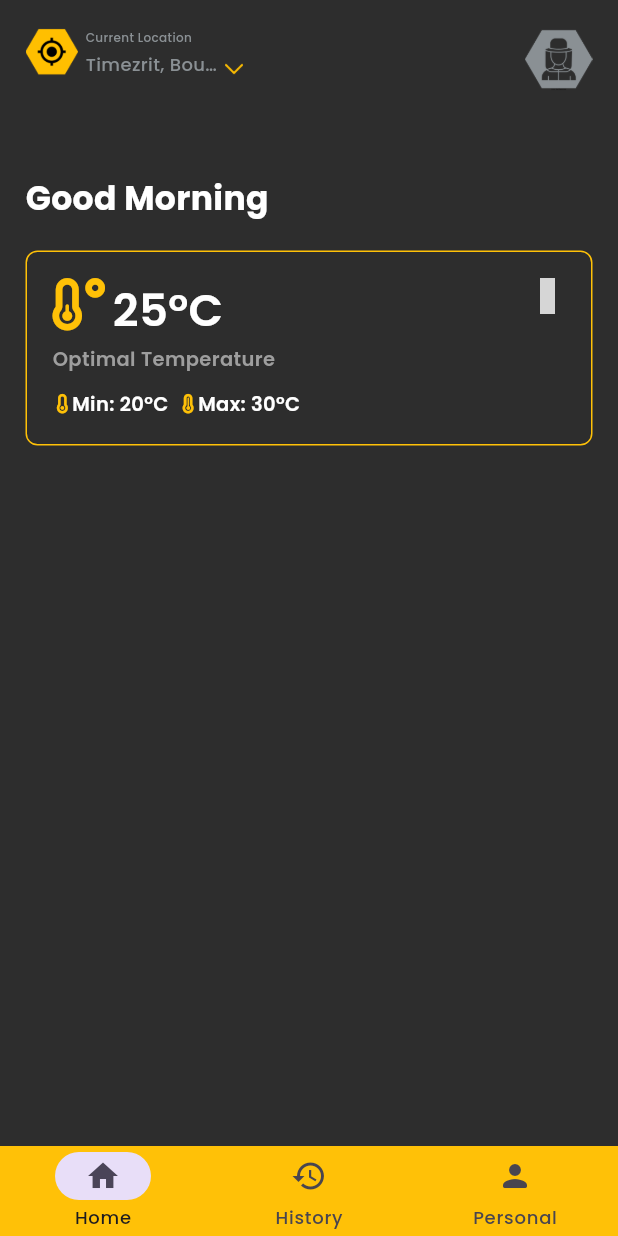
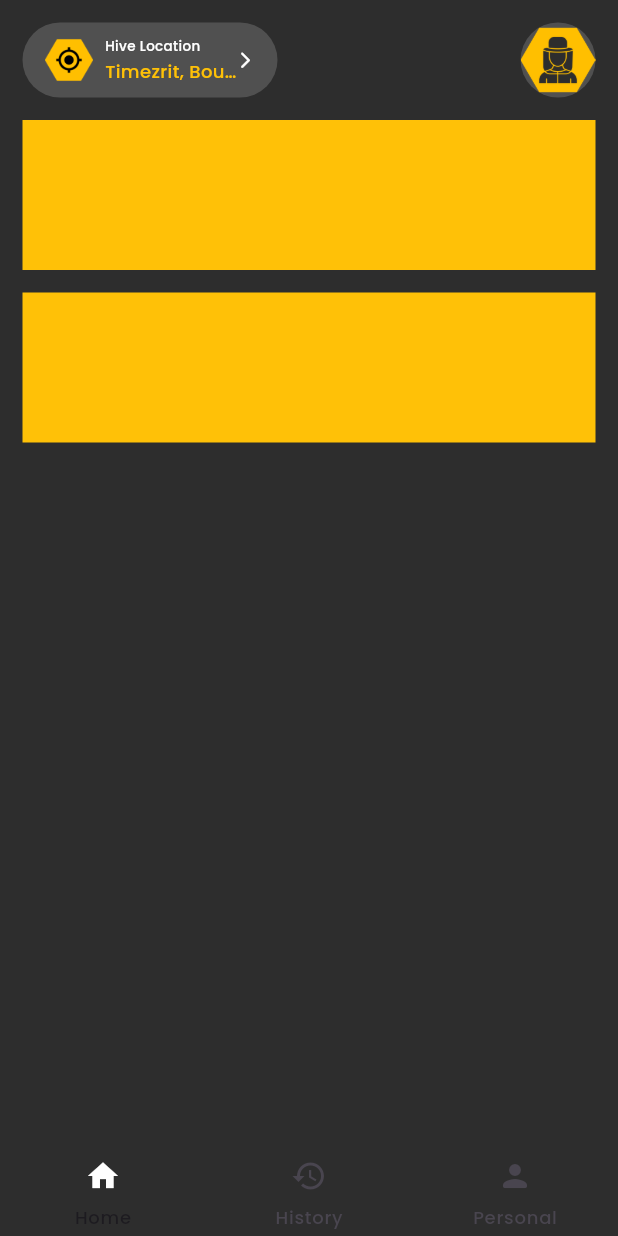
Before and after one commit to anisbfd/Smart-BeeHive-Application, a Flutter app: the NavigationMenu screen opened directly, on a phone screen of 412 x 824 dp. Run offline on Flutter 3.47's test engine with Material 3 defaults, Android fonts, the phone set to English and light mode, and no system bars; our stand-ins replace font_awesome_flutter, get, material_design_icons_flutter; grey boxes are pictures that could not be loaded.

Commit message:
hello world

```diff
--- a/lib/Tools/NavigationBar.dart
+++ b/lib/Tools/NavigationBar.dart
@@ -15,17 +15,25 @@ class NavigationMenu extends StatelessWidget {
       backgroundColor: Colors.white,
       bottomNavigationBar: Obx(
         () => NavigationBar(
-          backgroundColor: Colors.amber,
+          indicatorShape: CircleBorder(),
+          backgroundColor: Color.fromARGB(255, 45, 45, 45),
           height: 60,
           selectedIndex: controller.selectedIndex.value,
           onDestinationSelected: (index) {
             controller.selectedIndex.value = index;
           },
           elevation: 0,
-          indicatorColor: null,
+          indicatorColor: Colors.transparent,
           destinations: [
             NavigationDestination(
-              icon: Icon(Icons.home),
+              selectedIcon: Icon(
+                Icons.home,
+                color: Colors.white,
+              ),
+              icon: Icon(
+                Icons.home,
+                color: Color.fromARGB(255, 120, 120, 120),
+              ),
               label: 'Home',
             ),
             NavigationDestination(
--- a/lib/pages/HomePage.dart
+++ b/lib/pages/HomePage.dart
@@ -2,7 +2,7 @@ import 'package:flutter/material.dart';
 import 'package:font_awesome_flutter/font_awesome_flutter.dart';
 import 'package:material_design_icons_flutter/material_design_icons_flutter.dart';
 
-final String location = 'Timezrit, Boumerdes';
+final String location = 'Timezrit, Boum ...';
 
 class HomePage extends StatelessWidget {
   const HomePage({super.key});
@@ -12,196 +12,112 @@ class HomePage extends StatelessWidget {
     return SafeArea(
       child: Scaffold(
           backgroundColor: Color.fromARGB(255, 45, 45, 45),
-        body: Stack(
+          body: ListView(
+            padding: EdgeInsets.all(15),
             children: [
-            Positioned(
-              top: 17,
-              left: 17,
-              child: SizedBox(
-                height: 35,
-                width: 145,
+              SizedBox(
+                height: 50,
                 child: Stack(
                   children: [
-                    Image(image: AssetImage('Assets/Icons/Location.png')),
-                    Positioned(
-                      top: 2,
-                      left: 40,
+                    Align(
+                      alignment: Alignment.centerLeft,
+                      child: Container(
+                        decoration: BoxDecoration(
+                          color: Color.fromARGB(255, 80, 80, 80),
+                          borderRadius: BorderRadius.circular(30),
+                        ),
+                        width: 170,
+                        child: Center(
                           child: SizedBox(
                             height: 32,
+                            width: 140,
+                            child: Stack(
+                              children: [
+                                Align(
+                                    alignment: Alignment.centerLeft,
+                                    child: Image.asset(
+                                      'Assets/Icons/Location.png',
+                                    )),
+                                Align(
+                                  alignment: Alignment.centerRight,
+                                  child: SizedBox(
                                     width: 100,
                                     child: Stack(
                                       children: [
                                         Align(
                                           alignment: Alignment.topLeft,
                                           child: Text(
-                                'Current Location',
+                                            'Hive Location',
                                             style: TextStyle(
-                                  fontSize: 8,
+                                              color: Colors.white,
+                                              fontSize: 9,
                                               fontWeight: FontWeight.w500,
-                                  color: Color(0xff8A9094),
                                             ),
                                           ),
                                         ),
                                         Align(
                                           alignment: Alignment.bottomLeft,
                                           child: Text(
-                                'Timezrit, Boumerdes',
+                                            overflow: TextOverflow.ellipsis,
+                                            "Timezrit, Boumerdes",
                                             style: TextStyle(
-                                  color: Color(0xff8A9094),
+                                              color: Colors.amber,
                                               fontSize: 12,
                                               fontWeight: FontWeight.w500,
                                             ),
-                                overflow: TextOverflow.ellipsis,
-                                maxLines: 1,
+                                          ),
+                                        ),
+                                        Align(
+                                          alignment: Alignment.centerRight,
+                                          child: Icon(
+                                            Icons.arrow_forward_ios_rounded,
+                                            color: Colors.white,
+                                            size: 13,
+                                          ),
+                                        )
+                                      ],
+                                    ),
                                   ),
                                 )
                               ],
                             ),
                           ),
                         ),
+                      ),
+                    ),
                     Align(
-                      alignment: Alignment.bottomRight,
-                      child: SizedBox(
-                        child: Image.asset('Assets/Icons/Drop.png'),
-                        height: 12,
-                        width: 12,
+                      alignment: Alignment.centerRight,
+                      child: Container(
+                        decoration: BoxDecoration(
+                          color: Color.fromARGB(255, 80, 80, 80),
+                          borderRadius: BorderRadius.circular(30),
+                        ),
+                        height: 50,
+                        width: 50,
+                        child: Center(
+                          child: Image.asset('Assets/Icons/ProfileFilled.png'),
+                        ),
                       ),
                     )
                   ],
                 ),
               ),
+              SizedBox(
+                height: 15,
               ),
-            Positioned(
-              top: 17,
-              right: 17,
-              child: SizedBox(
-                height: 45,
-                // width: 45,
-                child: Image.asset('Assets/Icons/ProfileFilled.png'),
+              Container(
+                color: Colors.amber,
+                height: 100,
               ),
-              // child: Container(
-              //     height: 32,
-              //     width: 32,
-              //     decoration: BoxDecoration(
-              //       borderRadius: BorderRadius.circular(100),
-              //       color: Color(0xff8A9094),
-              //     ),
-              //     child: Icon(
-              //       Icons.person_rounded,
-              //       size: 25,
-              //       color: Color.fromARGB(255, 45, 45, 45),
-              //     )),
+              SizedBox(
+                height: 15,
               ),
-            SingleChildScrollView(
-              padding: EdgeInsets.symmetric(
-                horizontal: 17,
-                vertical: 117,
+              Container(
+                color: Colors.amber,
+                height: 100,
               ),
-              child: Stack(
-                children: [
-                  Text(
-                    'Good Morning',
-                    style: TextStyle(
-                      color: Colors.white,
-                      fontSize: 22,
-                      fontWeight: FontWeight.bold,
-                    ),
-                  ),
-                  Padding(
-                    padding: EdgeInsets.only(top: 50),
-                    child: Column(
-                      children: [
-                        Container(
-                            height: 130,
-                            decoration: BoxDecoration(
-                                borderRadius: BorderRadius.circular(8),
-                                border: Border.all(color: Colors.amber)),
-                            child: Padding(
-                              padding: EdgeInsets.all(17),
-                              child: Stack(
-                                children: [
-                                  Icon(
-                                    FontAwesomeIcons.temperatureLow,
-                                    color: Colors.amber,
-                                    size: 35,
-                                  ),
-                                  Positioned(
-                                    left: 40,
-                                    child: Text(
-                                      "25°C",
-                                      style: TextStyle(
-                                        color: Colors.white,
-                                        fontSize: 30,
-                                        fontWeight: FontWeight.w600,
-                                        fontFamily: 'Poppins',
-                                      ),
-                                    ),
-                                  ),
-                                  Positioned(
-                                    top: 45,
-                                    child: Text(
-                                      'Optimal Temperature',
-                                      style: TextStyle(
-                                        color: Colors.grey,
-                                        fontSize: 13,
-                                        fontWeight: FontWeight.w600,
-                                        fontFamily: 'Poppins',
-                                      ),
-                                    ),
-                                  ),
-                                  Align(
-                                      alignment: Alignment.bottomLeft,
-                                      child: Row(
-                                        children: [
-                                          Icon(
-                                            FontAwesomeIcons.temperatureEmpty,
-                                            color: Colors.amber,
-                                            size: 13,
-                                          ),
-                                          Text(
-                                            "Min: 20°C  ",
-                                            style: TextStyle(
-                                              color: Colors.white,
-                                              fontSize: 13,
-                                              fontWeight: FontWeight.w600,
-                                              fontFamily: 'Poppins',
-                                            ),
-                                          ),
-                                          Icon(
-                                            FontAwesomeIcons.temperatureFull,
-                                            color: Colors.amber,
-                                            size: 13,
-                                          ),
-                                          Text(
-                                            "Max: 30°C  ",
-                                            style: TextStyle(
-                                              color: Colors.white,
-                                              fontSize: 13,
-                                              fontWeight: FontWeight.w600,
-                                              fontFamily: 'Poppins',
-                                            ),
-                                          )
             ],
           )),
-                                  Align(
-                                    alignment: Alignment.topRight,
-                                    child: Icon(
-                                      MdiIcons.exclamationThick,
-                                      color: Colors.amber,
-                                    ),
-                                  )
-                                ],
-                              ),
-                            )),
-                      ],
-                    ),
-                  ),
-                ],
-              ),
-            ),
-          ],
-        ),
-      ),
     );
   }
 }
```
Also changed, not shown: Assets/Icons/ProfileFilled.png, 1 other file. Lines whose indentation alone changed are shown as unchanged.
